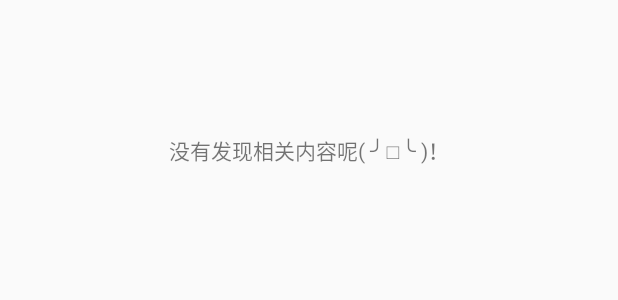
After one commit to HB-pencil/WanAndroid, an Android app: the layout search_error_view.xml on its own in the app's theme, with its tools: preview values and no code run, on a phone screen of 412 x 824 dp. The commit adds this screen. Shown: the top 300 px of the screen. Run offline under Robolectric (Android 15) with nearby library versions, the phone set to English and light mode, and no system bars; network calls fail.

```diff
--- a/app/src/main/java/com/example/shinelon/wanandroid/MainActivityImpl.kt
+++ b/app/src/main/java/com/example/shinelon/wanandroid/MainActivityImpl.kt
@@ -328,7 +328,6 @@ class MainActivityImpl : AppCompatActivity(), IMainActivityView, NavigationView.
         if (mWindow == null) mWindow = hotWindow
         hotWindow.width = WindowManager.LayoutParams.MATCH_PARENT
         hotWindow.height = WindowManager.LayoutParams.WRAP_CONTENT
-        hotWindow.isErrorViewShow(list.isEmpty())
 
         launch(UI) {
             val result = async {
@@ -337,10 +336,13 @@ class MainActivityImpl : AppCompatActivity(), IMainActivityView, NavigationView.
             }.await()
 
             hotWindow.addTitle("搜索热词")
+            hotWindow.isErrorViewShow(list.isEmpty())
             list.forEach {
                 hotWindow.addWord(it)
             }
+
             hotWindow.addTitle("猜你想搜")
+            hotWindow.isErrorViewShow(result.isEmpty())
             result.forEach {
                 hotWindow.addWord(it)
             }
--- /dev/null
+++ b/app/src/main/res/layout/search_error_view.xml
@@ -0,0 +1,12 @@
+<?xml version="1.0" encoding="utf-8"?>
+<LinearLayout
+    xmlns:android="http://schemas.android.com/apk/res/android" android:layout_width="match_parent"
+    android:layout_height="wrap_content">
+    <TextView
+        android:id="@+id/error_view"
+        android:layout_width="match_parent"
+        android:layout_height="200dp"
+        android:layout_gravity="center"
+        android:gravity="center"
+        android:text="@string/error_msg_search"/>
+</LinearLayout>
```
Also changed, not shown: app/src/main/java/com/example/shinelon/wanandroid/CommonWebViewActivity.kt (+13 -8 lines), app/src/main/java/com/example/shinelon/wanandroid/fragment/HotSearchPopupWin.kt (+6 -2 lines), app/src/main/res/layout/hot_search_window.xml (+0 -8 lines).
